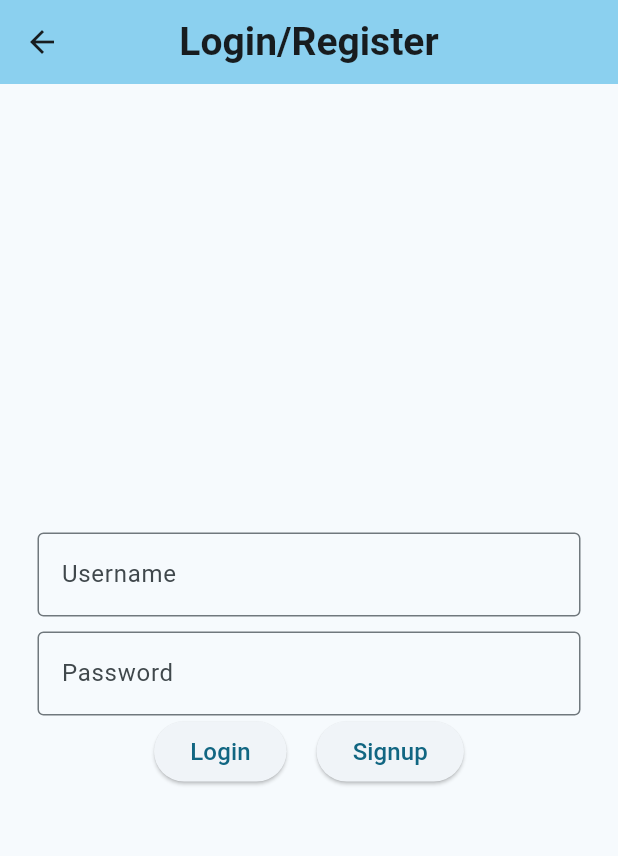
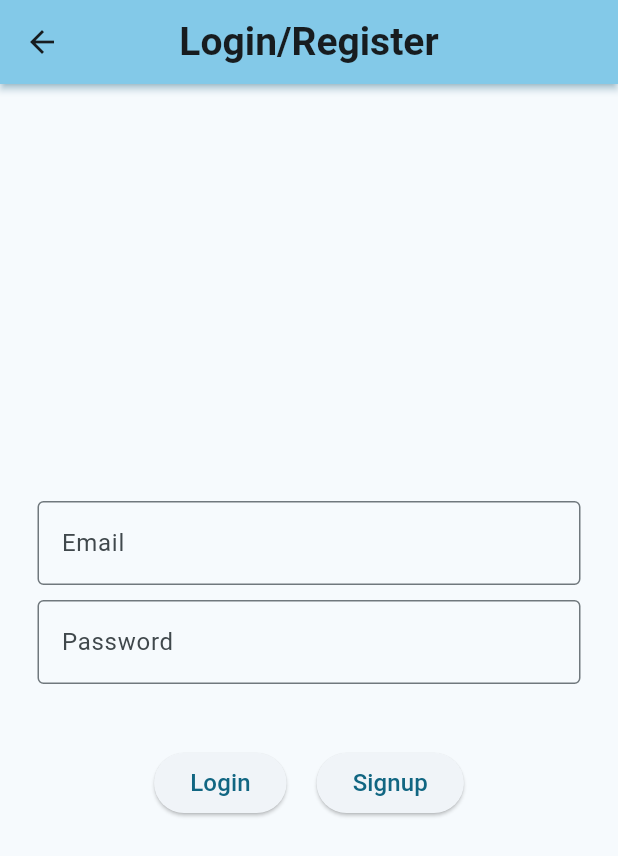
Before and after one commit to ThomasQTruong/Flash-Study, a Flutter app: the LoginRegisterPage screen opened directly, on a phone screen of 412 x 824 dp. Shown: the top 856 px of the screen. Run offline on Flutter 3.47's test engine with Material 2 defaults, Android fonts, the phone set to English and light mode, and no system bars; our stand-ins replace file_picker, firebase_auth, firebase_core, google_fonts, open_file, settings_ui; accounts and stored records are empty; Roboto replaces fonts that are missing (Arvo).

Commit message:
Added login/signup.

```diff
--- a/lib/main.dart
+++ b/lib/main.dart
@@ -3,6 +3,7 @@ import 'package:flutter/material.dart';
 import 'package:google_fonts/google_fonts.dart';
 import 'package:firebase_core/firebase_core.dart';
 import 'firebase_options.dart';
+import 'package:firebase_auth/firebase_auth.dart';
 
 void main() async {
   WidgetsFlutterBinding.ensureInitialized();
@@ -11,6 +12,7 @@ void main() async {
   await Firebase.initializeApp(
     options: DefaultFirebaseOptions.currentPlatform,
   );
+  FirebaseAuth.instance.setPersistence(Persistence.LOCAL);
 
   // Run app.
   runApp(const FlashStudy());
--- a/lib/pages/login_register_page.dart
+++ b/lib/pages/login_register_page.dart
@@ -1,4 +1,5 @@
 import 'package:flutter/material.dart';
+import 'package:firebase_auth/firebase_auth.dart';
 
 class LoginRegisterPage extends StatefulWidget {
   const LoginRegisterPage({super.key, required this.title});
@@ -12,13 +13,16 @@ class LoginRegisterPage extends StatefulWidget {
 
 
 class _LoginRegisterPageState extends State<LoginRegisterPage> {
-  TextEditingController usernameController = TextEditingController();
+  String errorMessage = "";
+  TextEditingController emailController = TextEditingController();
   TextEditingController passwordController = TextEditingController();
 
   @override
   Widget build(BuildContext context) {
     return Scaffold(
       appBar: AppBar(
+        elevation: 2.0,
+        shadowColor: Theme.of(context).colorScheme.inversePrimary,
         backgroundColor: Theme.of(context).colorScheme.inversePrimary,
         title: Text(
           widget.title,
@@ -40,11 +44,11 @@ class _LoginRegisterPageState extends State<LoginRegisterPage> {
                 bottom: 10.0
               ),
               child: TextField(
-                controller: usernameController,
+                controller: emailController,
                 obscureText: false,
                 decoration: const InputDecoration(
                   border: OutlineInputBorder(),
-                  labelText: "Username",
+                  labelText: "Email",
                 ),
               ),
             ),
@@ -52,19 +56,29 @@ class _LoginRegisterPageState extends State<LoginRegisterPage> {
               padding: const EdgeInsets.symmetric(horizontal: 25.0),
               child: TextField(
                 controller: passwordController,
-                obscureText: false,
+                obscureText: true,
                 decoration: const InputDecoration(
                   border: OutlineInputBorder(),
                   labelText: "Password",
                 ),
               ),
             ),
+            displayError(),
             Row(
               mainAxisAlignment: MainAxisAlignment.center,
-
               children: [
                 ElevatedButton(
-                  onPressed: () {},
+                  onPressed: () {
+                    FirebaseAuth.instance.signInWithEmailAndPassword(
+                      email: emailController.text,
+                      password: passwordController.text,
+                    ).then((value) {
+                      setState(() => Navigator.pop(context));
+                    }).catchError((error) {
+                      setState(() => errorMessage = (error as
+                                     FirebaseAuthException).message.toString());
+                    });
+                  },
                   child: const Text(
                     "Login",
                     style: TextStyle(
@@ -74,7 +88,24 @@ class _LoginRegisterPageState extends State<LoginRegisterPage> {
                 ),
                 const SizedBox(width: 20),
                 ElevatedButton(
-                  onPressed: () {},
+                  onPressed: () {
+                    // Create account and then login.
+                    FirebaseAuth.instance.createUserWithEmailAndPassword(
+                      email: emailController.text,
+                      password: passwordController.text,
+                    ).then((value) {
+                      FirebaseAuth.instance.signInWithEmailAndPassword(
+                        email: emailController.text,
+                        password: passwordController.text,
+                      );
+
+                      // Return to previous page.
+                      setState(() => Navigator.pop(context));
+                    }).catchError((error) {
+                      setState(() => errorMessage = (error as
+                                     FirebaseAuthException).message.toString());
+                    });
+                  },
                   child: const Text(
                     "Signup",
                     style: TextStyle(
@@ -89,4 +120,39 @@ class _LoginRegisterPageState extends State<LoginRegisterPage> {
       ),
     );
   }
+
+
+  Padding displayError() {
+    return Padding(
+      padding: const EdgeInsets.only(
+          top: 5.0,
+          bottom: 15.0,
+          left: 25.0,
+          right: 25.0
+      ),
+      child: Text.rich(
+        TextSpan(
+          children: [
+            WidgetSpan(
+              child: Opacity(
+                opacity: (errorMessage == "") ? 0.0 : 1.0,
+                child: const Icon(
+                  Icons.error,
+                  color: Color.fromRGBO(217, 48, 37, 1.0),
+                  size: 20,
+                ),
+              ),
+            ),
+            const TextSpan(text: "  "),
+            TextSpan(
+              text: errorMessage,
+              style: const TextStyle(
+                color: Color.fromRGBO(217, 48, 37, 1.0),
+              ),
+            ),
+          ],
+        ),
+      ),
+    );
+  }
 }
```
Also changed, not shown: lib/pages/sets_page.dart (+2 -6 lines), lib/pages/settings_page.dart (+13 -5 lines).
